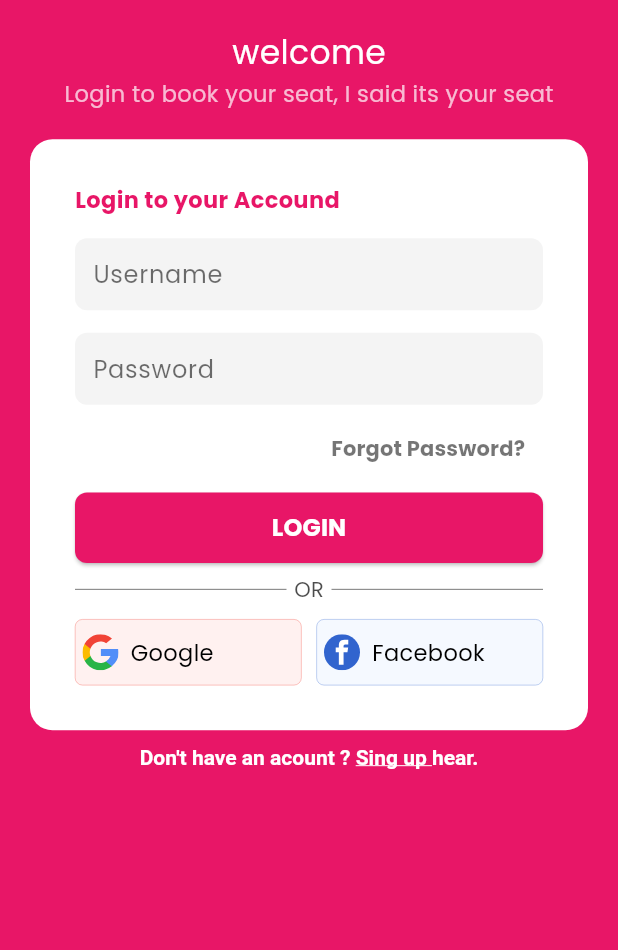
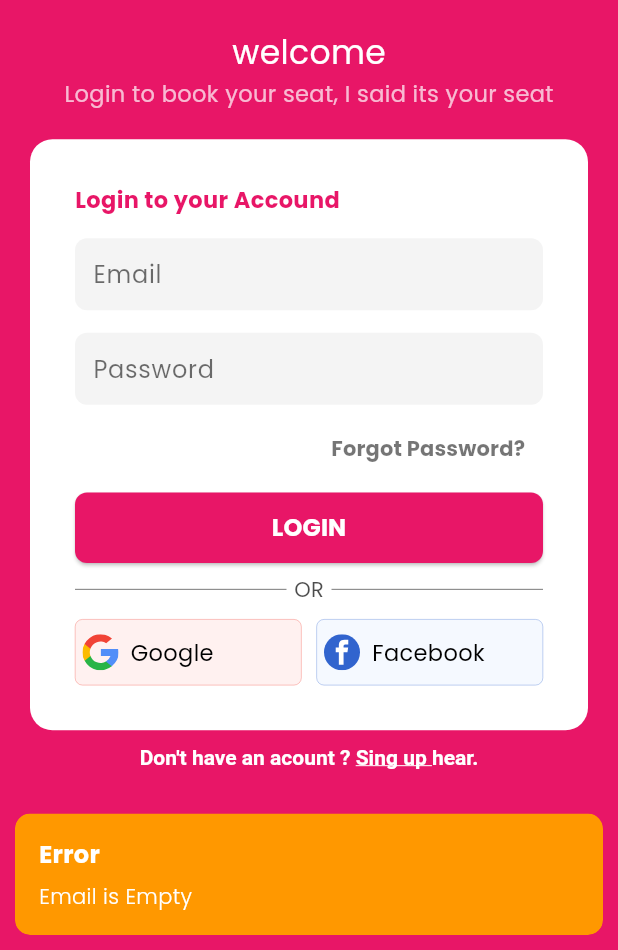
Before and after one commit to DeepakMewada20/Tickect-bokking-App, a Flutter app: the screen it shows after launch, after a tap on "LOGIN", on a phone screen of 412 x 824 dp, the part 286-1236 px from its top. Run offline on Flutter 3.47's test engine with Material 3 defaults, Android fonts, the phone set to English and light mode, and no system bars; our stand-ins replace firebase_auth, firebase_core, flutter_svg, get; accounts and stored records are empty.

Commit message:
made login method for alredy registor user

```diff
--- a/lib/controllers/auth_controller.dart
+++ b/lib/controllers/auth_controller.dart
@@ -10,7 +10,7 @@ import 'package:my_movie_ticket/utils/mytheme.dart';
 class AuthController extends GetxController {
   static AuthController instence = Get.find();
   late Rx<User?> _user;
-
+  bool isLoging = false;
   final FirebaseAuth auth = FirebaseAuth.instance;
 
   @override
@@ -23,11 +23,15 @@ class AuthController extends GetxController {
 
   loginRedirect(User? user) {
     Timer(
-      const Duration(seconds: 2),
+      Duration(seconds: isLoging ? 0 : 2),
       () {
         if (user == null) {
+          isLoging = false;
+          update();
           Get.offAll(() => const LoginScreen());
         } else {
+          isLoging = true;
+          update();
           Get.offAll(() => const HomeScreen());
         }
       },
@@ -36,6 +40,8 @@ class AuthController extends GetxController {
 
   void registorUser(email, password) async {
     try {
+      isLoging = true;
+      update();
       await auth.createUserWithEmailAndPassword(
           email: email, password: password);
     } on FirebaseAuthException catch (e) {
@@ -43,10 +49,20 @@ class AuthController extends GetxController {
     }
   }
 
+  void login(email, password) async {
+    try {
+      isLoging = true;
+      update();
+      await auth.signInWithEmailAndPassword(email: email, password: password);
+    } on FirebaseAuthException catch (e) {
+      getErrorSnackeBar("login fail", e.message);
+    }
+  }
+
   getErrorSnackeBar(String massage, _) {
     Get.snackbar(
       "Error",
-      "$massage\n $_",
+      "$massage\n ${_}",
       snackPosition: SnackPosition.BOTTOM,
       backgroundColor: MyTheme.redBorder,
       borderRadius: 10,
--- a/lib/pages/login_screen.dart
+++ b/lib/pages/login_screen.dart
@@ -3,6 +3,8 @@ import 'package:flutter/material.dart';
 import 'package:flutter/services.dart';
 import 'package:flutter_svg/flutter_svg.dart';
 import 'package:get/get.dart';
+import 'package:my_movie_ticket/controllers/auth_controller.dart';
+import 'package:my_movie_ticket/controllers/input_validators.dart';
 import 'package:my_movie_ticket/pages/singup_screen.dart';
 import 'package:my_movie_ticket/utils/mytheme.dart';
 import 'package:my_movie_ticket/utils/social_buttons.dart';
@@ -15,6 +17,9 @@ class LoginScreen extends StatefulWidget {
 }
 
 class _LoginScreenState extends State<LoginScreen> {
+  final emailController = TextEditingController();
+  final passwordController = TextEditingController();
+
   @override
   Widget build(BuildContext context) {
     SystemChrome.setSystemUIOverlayStyle(
@@ -78,6 +83,7 @@ class _LoginScreenState extends State<LoginScreen> {
                     Padding(
                       padding: const EdgeInsets.only(top: 15),
                       child: TextFormField(
+                        controller: emailController,
                         decoration: InputDecoration(
                           contentPadding: const EdgeInsets.symmetric(
                               vertical: 8.0, horizontal: 8.0),
@@ -85,7 +91,7 @@ class _LoginScreenState extends State<LoginScreen> {
                             borderRadius: BorderRadius.circular(8),
                             borderSide: BorderSide.none,
                           ),
-                          hintText: "Username",
+                          hintText: "Email",
                           hintStyle: const TextStyle(
                               color: Color.fromARGB(145, 0, 0, 0)),
                           fillColor: MyTheme.greyColor,
@@ -96,6 +102,7 @@ class _LoginScreenState extends State<LoginScreen> {
                     Padding(
                       padding: const EdgeInsets.only(top: 15),
                       child: TextFormField(
+                        controller: passwordController,
                         obscureText: true,
                         decoration: InputDecoration(
                           contentPadding: const EdgeInsets.symmetric(
@@ -128,7 +135,14 @@ class _LoginScreenState extends State<LoginScreen> {
                     Padding(
                       padding: const EdgeInsets.only(top: 5),
                       child: ElevatedButton(
-                        onPressed: () {},
+                        onPressed: () {
+                          if (InputValidators.validateFiled(
+                              "Email", emailController.text.trim())) {
+                            AuthController.instence.login(
+                                emailController.text.trim(),
+                                passwordController.text.trim());
+                          }
+                        },
                         style: ElevatedButton.styleFrom(
                             backgroundColor: MyTheme.splash,
                             foregroundColor: Colors.white,
```
Also changed, not shown: lib/controllers/input_validators.dart (+26 -18 lines).
